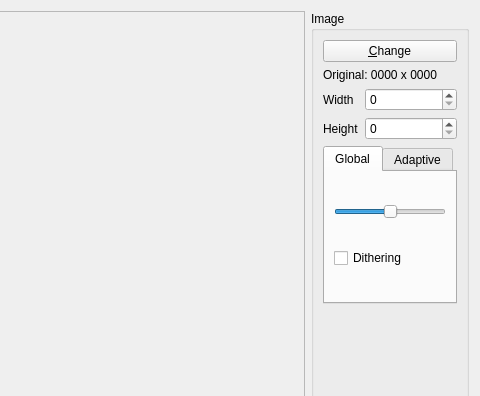
First picture: the form in src/GUI/importImageDialog.ui, repository spillerrec/RICcreator, before the edit; both pictures show x 109 to 589 and y 0 to 396 of the 589 by 624 pixel window.
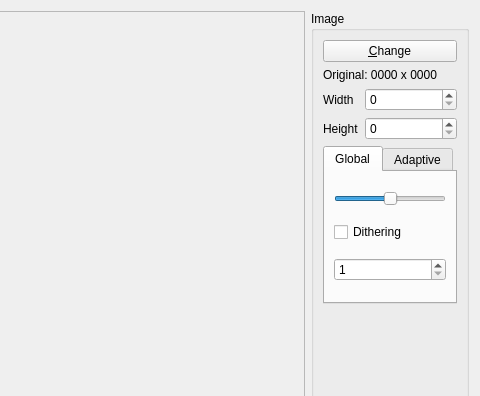
Second picture: the form after the edit.

Commit message: WORKING COPY! ADD: Multiple gray levels in import image for global thresholding. WORK IN PROGRESS: connected_line_out to prevent XOR issues

What changed in the file:
```diff
--- a/src/GUI/importImageDialog.ui
+++ b/src/GUI/importImageDialog.ui
@@ -148,6 +148,16 @@
               </property>
              </widget>
             </item>
+            <item>
+             <widget class="QSpinBox" name="gray_levels">
+              <property name="minimum">
+               <number>1</number>
+              </property>
+              <property name="maximum">
+               <number>10</number>
+              </property>
+             </widget>
+            </item>
            </layout>
           </widget>
           <widget class="QWidget" name="tab_2">
```
The commit also changes 4 other files.
